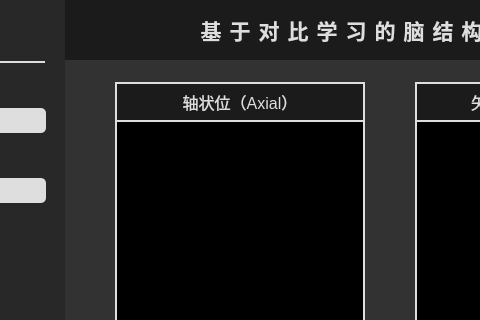
feroooooo/Contrastive-Learning-MRI, file ui/main.ui: the form before one commit; both pictures show x 335 to 815 and y 0 to 320 of the 1280 by 720 pixel window.
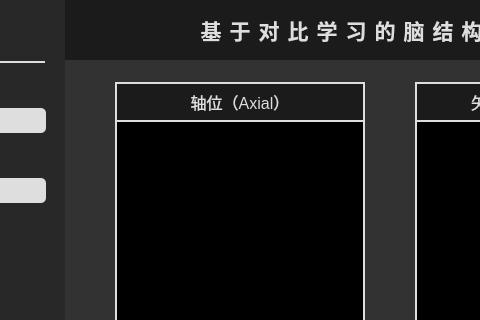
The form after the commit. The open tabs and pages were chosen to show the change. Icons and pictures are not drawn.

Diff of the .ui file:
```diff
--- a/ui/main.ui
+++ b/ui/main.ui
@@ -1860,7 +1860,7 @@
                            </font>
                           </property>
                           <property name="text">
-                           <string>轴状位（Axial）</string>
+                           <string>轴位（Axial）</string>
                           </property>
                           <property name="alignment">
                            <set>Qt::AlignCenter</set>
```
